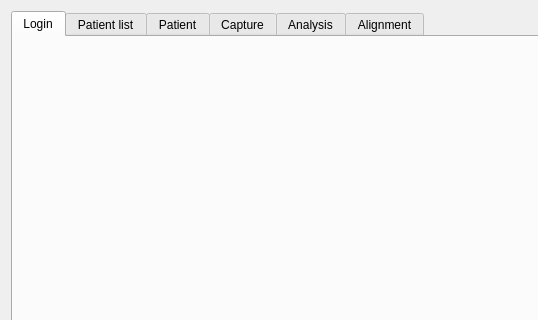
The window that DesktopApp/desktopapp.ui (michaelfong2017/landmark-annotator-desktop) describes before a commit, drawn with Qt 5; both pictures show x 0 to 538 and y 0 to 320 of the 1280 by 920 pixel window.
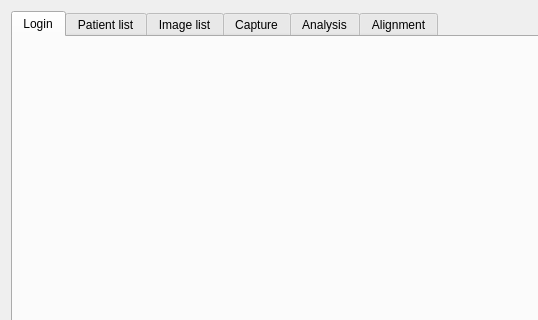
The same window after the commit.

Commit message: Rename Patient Tab. Time needs +8 hours and format rounds to seconds.

Diff of the .ui file:
```diff
--- a/DesktopApp/desktopapp.ui
+++ b/DesktopApp/desktopapp.ui
@@ -516,7 +516,7 @@
      </widget>
      <widget class="QWidget" name="patientTab">
       <attribute name="title">
-       <string>Patient</string>
+       <string>Image list</string>
       </attribute>
       <widget class="QTableView" name="tableViewPatient">
        <property name="geometry">
```
The commit also changes 1 other file.
